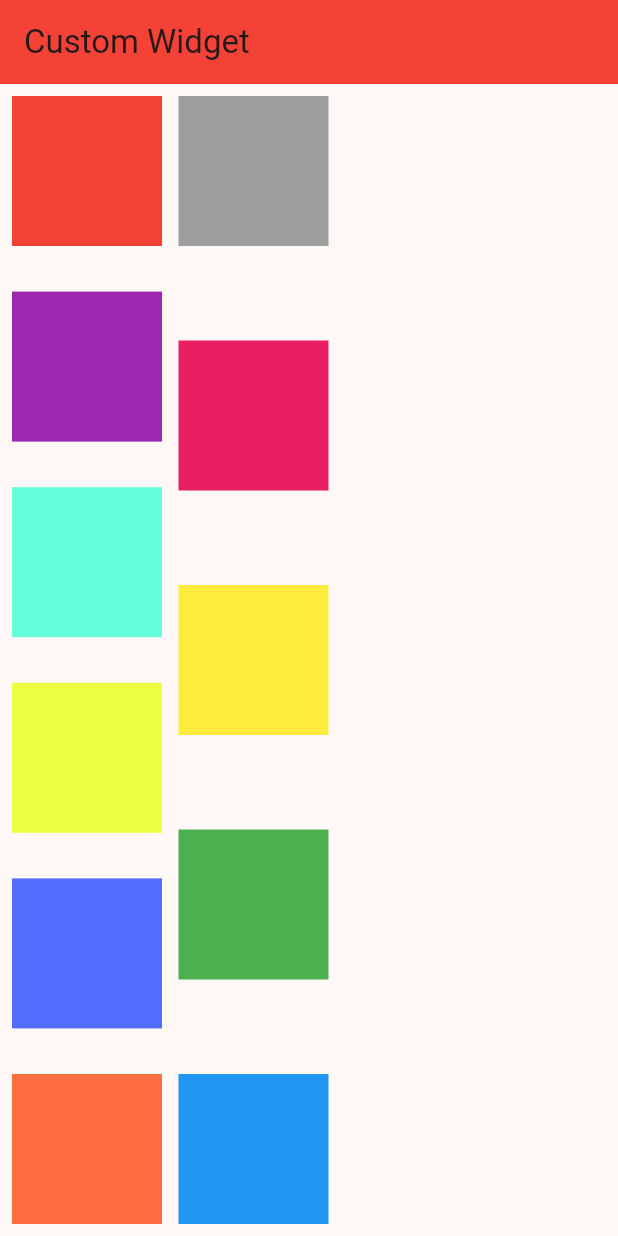
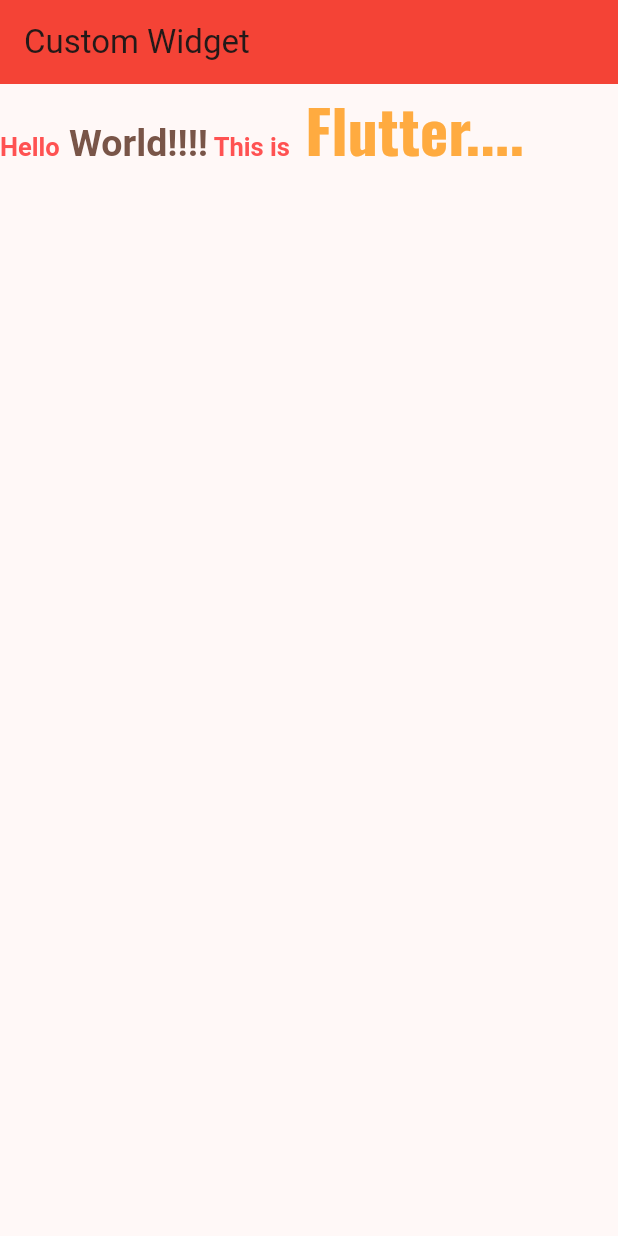
Before and after one commit to rshhridoy/flutter-playground, a Flutter app: the screen it shows after launch, on a phone screen of 412 x 824 dp. Run offline on Flutter 3.47's test engine with Material 3 defaults, Android fonts, the phone set to English and light mode, and no system bars.

Commit message:
RichText Widget

```diff
--- a/lib/main.dart
+++ b/lib/main.dart
@@ -66,75 +66,30 @@
           backgroundColor: Colors.red,
           title: Text("Custom Widget"),
         ),
-        body: Padding(
-          padding: const EdgeInsets.all(8.0),
-          child: SizedBox(
-            height: double.infinity,
-            width: double.infinity,
-            child: Wrap(
-              direction: Axis.vertical,
-              alignment: WrapAlignment.spaceBetween,
-              spacing: 10,
-              runSpacing: 11,
-              children: [
-                Container(
-                  height: 100,
-                  width: 100,
-                  color: Colors.red,
-                ),
-                Container(
-                  height: 100,
-                  width: 100,
-                  color: Colors.purple,
-                ),
-                Container(
-                  height: 100,
-                  width: 100,
-                  color: Colors.tealAccent,
-                ),
-                Container(
-                  height: 100,
-                  width: 100,
-                  color: Colors.limeAccent,
-                ),
-                Container(
-                  height: 100,
-                  width: 100,
-                  color: Colors.indigoAccent,
-                ),
-                Container(
-                  height: 100,
-                  width: 100,
-                  color: Colors.deepOrangeAccent,
-                ),
-                Container(
-                  height: 100,
-                  width: 100,
-                  color: Colors.grey,
-                ),
-                Container(
-                  height: 100,
-                  width: 100,
-                  color: Colors.pink,
-                ),
-                Container(
-                  height: 100,
-                  width: 100,
-                  color: Colors.yellow,
-                ),
-                Container(
-                  height: 100,
-                  width: 100,
-                  color: Colors.green,
-                ),
-                Container(
-                  height: 100,
-                  width: 100,
-                  color: Colors.blue,
-                ),
-              ],
-            ),
-          ),
-        ));
+        body: RichText(
+            text: TextSpan(
+                style: TextStyle(
+                    fontSize: 17,
+                    fontWeight: FontWeight.bold,
+                    color: Colors.redAccent),
+                children: [
+              TextSpan(
+                text: "Hello",
+              ),
+              TextSpan(
+                  text: " World!!!!",
+                  style: TextStyle(
+                      fontSize: 25,
+                      fontWeight: FontWeight.bold,
+                      color: Colors.brown)),
+              TextSpan(text: " This is"),
+              TextSpan(
+                  text: " Flutter....",
+                  style: TextStyle(
+                      fontFamily: "Oswald",
+                      fontSize: 40,
+                      fontWeight: FontWeight.bold,
+                      color: Colors.orangeAccent))
+            ])));
   }
 }
```
